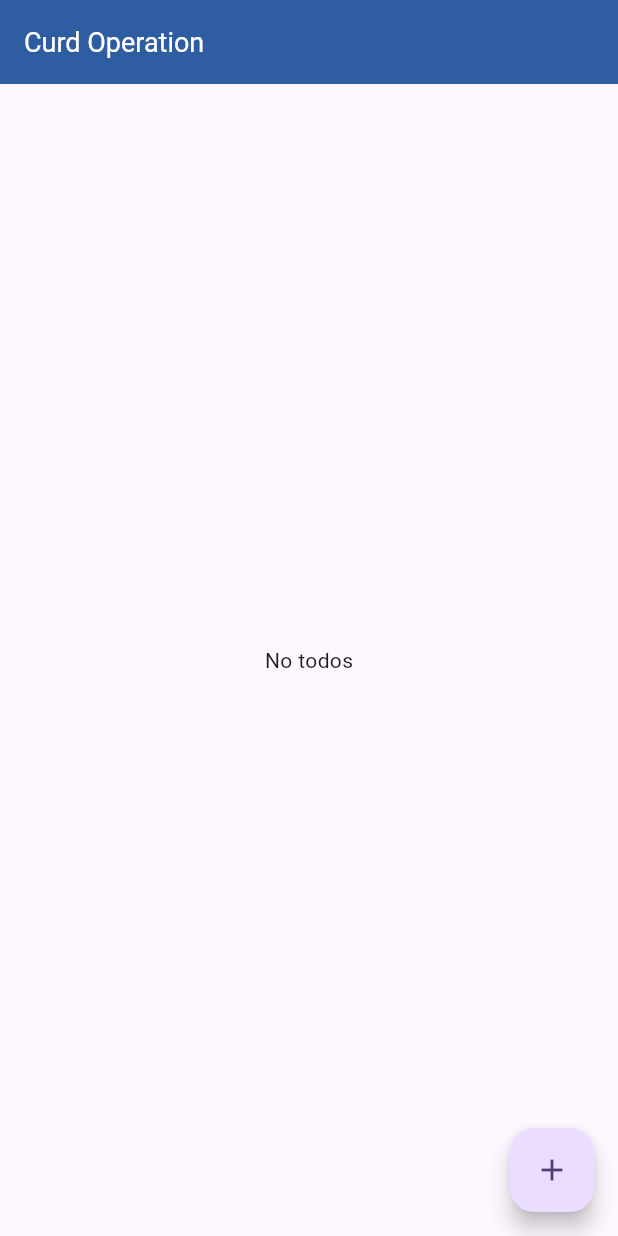
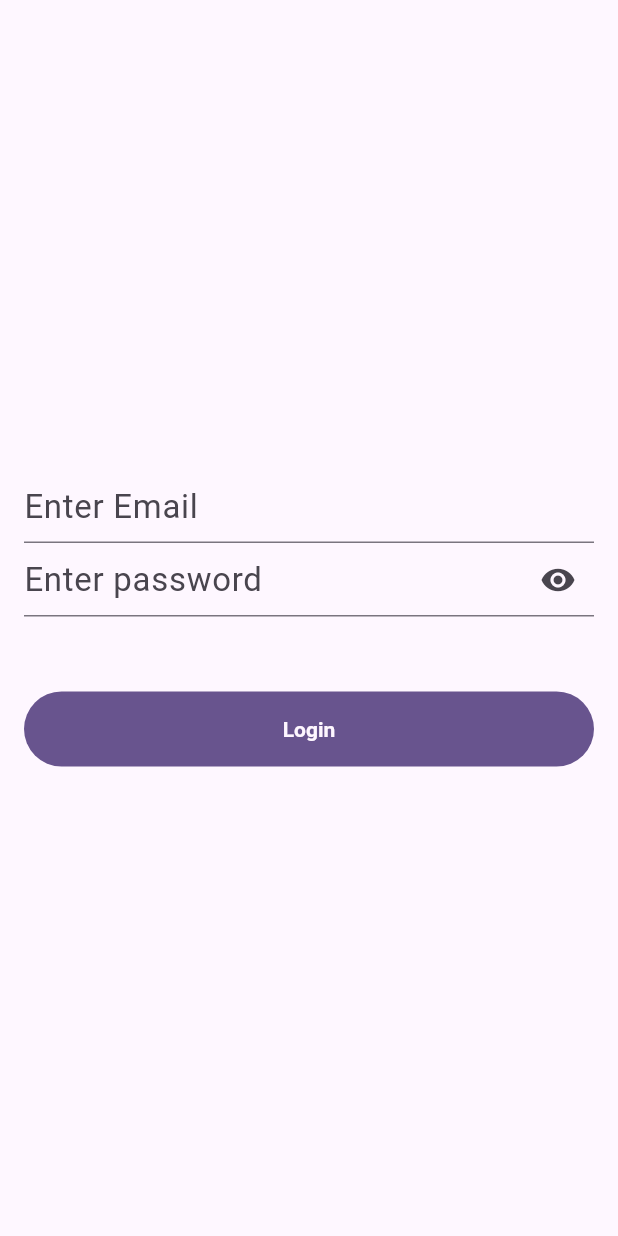
Before and after one commit to MahendraPanwarTechnorizen/project_setup, a Flutter app: the screen it shows after launch, on a phone screen of 412 x 824 dp. Run offline on Flutter 3.47's test engine with Material 3 defaults, Android fonts, the phone set to English and light mode, and no system bars; our stand-ins replace connectivity_plus, dio, google_fonts, internet_connection_checker, pin_code_fields, responsive_sizer and 3 more; accounts and stored records are empty.

Commit message:
new updation

```diff
--- /dev/null
+++ b/lib/Screen/auth/LoginScreen.dart
@@ -0,0 +1,83 @@
+import 'package:flutter/material.dart';
+import 'package:project_setup/Providers/AuthProvider.dart';
+import 'package:project_setup/Utils/ImportFile.dart';
+
+class LoginScreen extends StatefulWidget {
+  const LoginScreen({super.key});
+
+  @override
+  State<LoginScreen> createState() => _LoginScreenState();
+}
+
+class _LoginScreenState extends State<LoginScreen> {
+  TextEditingController emailController = TextEditingController();
+  TextEditingController passwordController = TextEditingController();
+  ValueNotifier<bool> obscure = ValueNotifier<bool>(false);
+  final formKey=GlobalKey<FormState>();
+  @override
+  Widget build(BuildContext context) {
+    return Scaffold(
+      body: Padding(
+        padding: const EdgeInsets.all(16.0),
+        child: Form(
+          key: formKey,
+          child: Column(
+            mainAxisAlignment: MainAxisAlignment.center,
+            crossAxisAlignment: CrossAxisAlignment.center,
+            children: [
+              TextFormField(
+                controller: emailController,
+                decoration: InputDecoration(hintText: "Enter Email"),
+                validator: (val) {
+                  if (val == '') {
+                    return 'Please enter valid email.';
+                  }
+                },
+              ),
+              ValueListenableBuilder(
+                  valueListenable: obscure,
+                  builder: (context, value, child) {
+                    return TextFormField(
+                      obscureText: obscure.value,
+                      controller: passwordController,
+                      decoration: InputDecoration(
+                          hintText: "Enter password",
+                          suffixIcon: IconButton(
+                              onPressed: () {
+                                obscure.value = !obscure.value;
+                              },
+                              icon: Icon(!obscure.value
+                                  ? Icons.visibility
+                                  : Icons.visibility_off))),
+                      validator: (val) {
+                        if (val == '') {
+                          return 'Please enter password.';
+                        }
+                      },
+                    );
+                  }),
+              SizedBox(height: 50),
+              Consumer<AuthProvider>(builder: (context, value, child) {
+                return CommonWidgets.commonElevatedButton(
+                    onPressed: () {
+                      if(formKey.currentState!=null)
+                      if(formKey.currentState!.validate()){
+                        value.clickOnLogin(emailController.text,
+                            passwordController.text,context);
+                      }
+
+                    },
+                    child: value.loading?CircularProgressIndicator(color: Colors.white,)
+                        :Text(
+                      "Login",
+                      style: TextStyle(fontSize: 14),
+                    ),
+                    context: context);
+              })
+            ],
+          ),
+        ),
+      ),
+    );
+  }
+}
--- a/lib/Utils/CommonWidget.dart
+++ b/lib/Utils/CommonWidget.dart
@@ -184,6 +184,7 @@ class CommonWidgets {
         double? elevation,
         ButtonStyle? style,
         BoxBorder? border,
+        required BuildContext context,
         required VoidCallback onPressed,
         required Widget child}) {
     return Container(
@@ -201,7 +202,7 @@ class CommonWidgets {
               elevation: elevation ?? 0.px,
               padding: contentPadding,
               textStyle: textStyle ??
-                  Theme.of(MyGlobalKeys.navigatorKey!.currentContext!)
+                  Theme.of(context)
                       .textTheme
                       .displayMedium
                       ?.copyWith(fontWeight: FontWeight.w700),
@@ -209,9 +210,9 @@ class CommonWidgets {
                 borderRadius: BorderRadius.circular(borderRadius ?? 30.px),
               ),
               backgroundColor:
-              buttonColor ?? Theme.of(MyGlobalKeys.navigatorKey!.currentContext!).colorScheme.primary,
+              buttonColor ?? Theme.of(context).colorScheme.primary,
               foregroundColor:
-              splashColor ?? Theme.of(MyGlobalKeys.navigatorKey!.currentContext!).scaffoldBackgroundColor,
+              splashColor ?? Theme.of(context).scaffoldBackgroundColor,
               shadowColor: Colors.transparent,
             ),
         child: child,
--- /dev/null
+++ b/lib/Utils/GlobalKeys.dart
@@ -0,0 +1,7 @@
+import 'package:flutter/material.dart';
+import 'package:project_setup/Model/todoList.dart';
+
+class MyGlobalKeys{
+  static final GlobalKey<NavigatorState> navigatorKey = new GlobalKey<NavigatorState>();
+}
+Future<List<TodoList>>? futureTodos;
--- /dev/null
+++ b/lib/Utils/createRoute.dart
@@ -0,0 +1,19 @@
+
+
+import 'package:flutter/material.dart';
+
+Route createRoute(Widget wd) {
+  return PageRouteBuilder(
+    pageBuilder: (context, animation, secondaryAnimation) => wd,
+    transitionsBuilder: (context, animation, secondaryAnimation, child) {
+      const begin = Offset(0.0, 1.0);
+      const end = Offset.zero;
+      const curve = Curves.easeOutQuart;
+      var tween = Tween(begin: begin, end: end).chain(CurveTween(curve: curve));
+      return SlideTransition(
+        position: animation.drive(tween),
+        child: child,
+      );
+    },
+  );
+}
--- a/lib/Widget/TodoWidget.dart
+++ b/lib/Widget/TodoWidget.dart
@@ -12,15 +12,11 @@ class CreateTodoWidget extends StatefulWidget {
 }
 
 class _CreateTodoWidgetState extends State<CreateTodoWidget> {
-  setData(context)async{
-    Provider.of<MyProvider>(context,listen: true).controller.text=widget.todo!.title!;
-  }
+
   @override
   void initState() {
     // TODO: implement initState
     super.initState();
-    if(widget.todo!=null)
-    setData(context);
   }
   @override
   Widget build(BuildContext context) {
--- a/lib/main.dart
+++ b/lib/main.dart
@@ -1,5 +1,7 @@
 import 'package:flutter/material.dart';
 import 'package:google_fonts/google_fonts.dart';
+import 'package:project_setup/Providers/AuthProvider.dart';
+import 'package:project_setup/Screen/SplashScreen.dart';
 import 'package:project_setup/Screen/SqliteCurdScreen.dart';
 import 'package:project_setup/Utils/AppColors.dart';
 import 'package:project_setup/Utils/BottomNavigationBar.dart';
@@ -14,6 +16,7 @@ void main() {
     MultiProvider(
     providers: [
       ChangeNotifierProvider(create: (_) => MyProvider()),
+      ChangeNotifierProvider(create: (_) => AuthProvider()),
     ],
     child: const MyApp(),
   ),);
@@ -58,7 +61,7 @@ class MyApp extends StatelessWidget {
         useMaterial3: true,
 
       ),
-      home: const CurdOperation(),
+      home: const SplashScreen(),
     );
   }
 }
```
Also changed, not shown: lib/Providers/AuthProvider.dart (added, +38 -0 lines), lib/Providers/Common.dart (+22 -10 lines), lib/Screen/SplashScreen.dart (added, +32 -0 lines), lib/Screen/SqliteCurdScreen.dart (+63 -47 lines), lib/Services/SqliteServices/todo_db.dart (+5 -2 lines).
